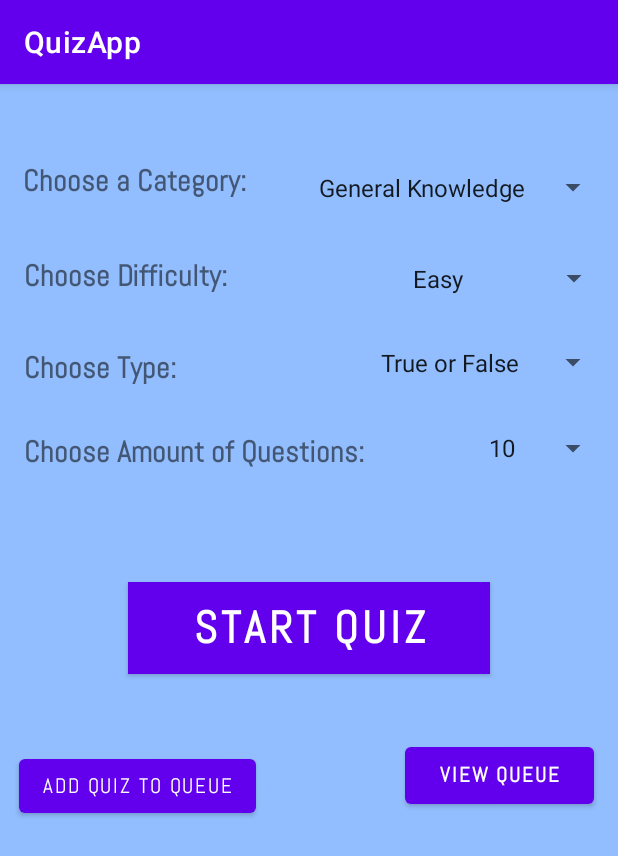
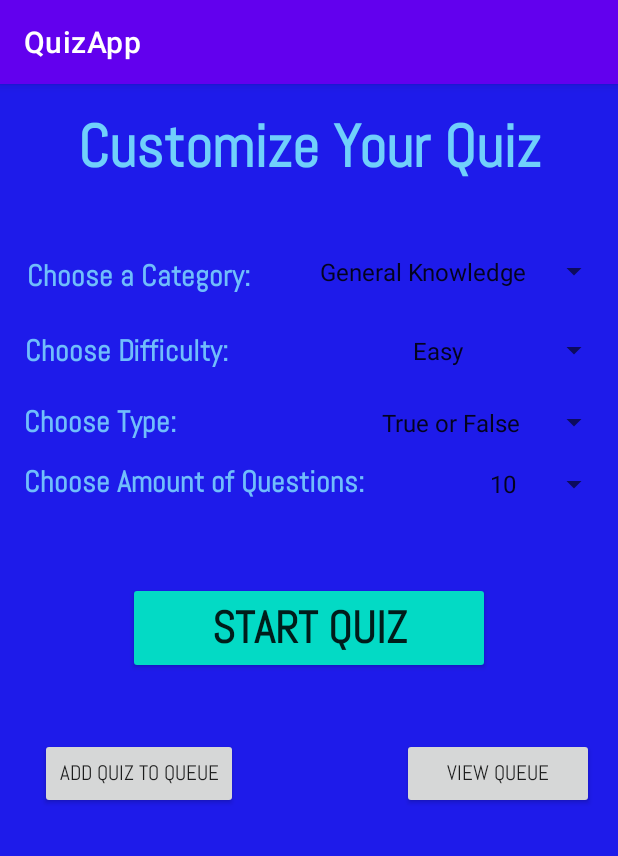
Before and after one commit to evericain01/AndroidApp, an Android app: the OptionsActivity screen opened directly, with no data from a screen before it, on a phone screen of 412 x 824 dp. Shown: the top 856 px of the screen. Run offline under Robolectric (Android 15) with nearby library versions, the phone set to English and light mode, and no system bars.

Commit message:
Did changes to the overall design

```diff
--- a/QuizApp/app/src/main/java/com/example/quizapp/OptionsActivity.java
+++ b/QuizApp/app/src/main/java/com/example/quizapp/OptionsActivity.java
@@ -14,6 +14,7 @@ public class OptionsActivity extends AppCompatActivity {
     DatabaseHelper db;
     Button startQuiz;
     Button addToQueue;
+    Button viewQueue;
 
     @Override
     protected void onCreate(Bundle savedInstanceState) {
@@ -23,6 +24,7 @@ public class OptionsActivity extends AppCompatActivity {
         db = new DatabaseHelper(this);
         startQuiz = findViewById(R.id.startQuizButton);
         addToQueue = findViewById(R.id.addToQueueButton);
+        viewQueue = findViewById(R.id.viewQueueButtonFromOptions);
 
         Spinner category = findViewById(R.id.chooseCategory);
         ArrayAdapter<CharSequence> adapter = ArrayAdapter.createFromResource(this, R.array.categories, android.R.layout.simple_spinner_item);
@@ -91,5 +93,20 @@ public class OptionsActivity extends AppCompatActivity {
             }
         });
 
+        viewQueue.setOnClickListener(new View.OnClickListener() {
+            @Override
+            public void onClick(View v) {
+                Intent intent = getIntent();
+                Bundle bundle = intent.getExtras();
+                String currentUserID = "";
+                if (bundle != null) {
+                    currentUserID = (String) bundle.get("USER_ID");
+                }
+                Intent goToViewQueue = new Intent(OptionsActivity.this, QueueActivity.class);
+                goToViewQueue.putExtra("USER_ID", currentUserID);
+                startActivity(goToViewQueue);
+            }
+        });
+
     }
 }
--- a/QuizApp/app/src/main/java/com/example/quizapp/QueueActivity.java
+++ b/QuizApp/app/src/main/java/com/example/quizapp/QueueActivity.java
@@ -51,12 +51,6 @@ public class QueueActivity extends AppCompatActivity {
                     }
                     quizzes = db.convertQueueTableToList(currentUserID);
 
-//                    for(int i=0;i<quizzes.size();i++){
-//                        System.out.println(quizzes.get(i));
-//                    }
-
-//                    System.out.println(quizzes.size());
-
                     runOnUiThread(new Runnable() {
                         public void run() {
                             swipeAdapter.setData(quizzes);
--- a/QuizApp/app/src/main/res/layout/activity_options.xml
+++ b/QuizApp/app/src/main/res/layout/activity_options.xml
@@ -4,20 +4,21 @@
     xmlns:tools="http://schemas.android.com/tools"
     android:layout_width="match_parent"
     android:layout_height="match_parent"
-    android:background="#92BEFF">
+    android:background="#1E1BEA">
 
     <TextView
         android:id="@+id/chooseCategoryTitleText"
-        android:layout_width="153dp"
-        android:layout_height="33dp"
-        android:layout_marginTop="48dp"
+        android:layout_width="152dp"
+        android:layout_height="31dp"
+        android:layout_marginTop="112dp"
         android:fontFamily="@font/abel_font"
         android:gravity="center"
         android:text="Choose a Category:"
+        android:textColor="#70BEFB"
         android:textSize="20sp"
         android:textStyle="bold"
         app:layout_constraintEnd_toEndOf="parent"
-        app:layout_constraintHorizontal_bias="0.05"
+        app:layout_constraintHorizontal_bias="0.061"
         app:layout_constraintStart_toStartOf="parent"
         app:layout_constraintTop_toTopOf="parent" />
 
@@ -25,26 +26,27 @@
         android:id="@+id/chooseCategory"
         android:layout_width="211dp"
         android:layout_height="26dp"
-        android:layout_marginTop="56dp"
+        android:layout_marginTop="112dp"
+        android:fontFamily="@font/abel_font"
         android:textAlignment="textEnd"
-        android:fontFamily="@font/abel_font"
         app:layout_constraintEnd_toEndOf="parent"
-        app:layout_constraintHorizontal_bias="0.969"
+        app:layout_constraintHorizontal_bias="0.975"
         app:layout_constraintStart_toStartOf="parent"
         app:layout_constraintTop_toTopOf="parent" />
 
     <TextView
         android:id="@+id/chooseDifficultyTitleText"
-        android:layout_width="141dp"
-        android:layout_height="32dp"
-        android:layout_marginTop="112dp"
+        android:layout_width="136dp"
+        android:layout_height="27dp"
+        android:layout_marginTop="164dp"
         android:fontFamily="@font/abel_font"
         android:gravity="center"
         android:text="Choose Difficulty:"
+        android:textColor="#70BEFB"
         android:textSize="20sp"
         android:textStyle="bold"
         app:layout_constraintEnd_toEndOf="parent"
-        app:layout_constraintHorizontal_bias="0.048"
+        app:layout_constraintHorizontal_bias="0.059"
         app:layout_constraintStart_toStartOf="parent"
         app:layout_constraintTop_toTopOf="parent" />
 
@@ -52,10 +54,10 @@
         android:id="@+id/chooseDifficulty"
         android:layout_width="139dp"
         android:layout_height="27dp"
-        android:layout_marginTop="116dp"
+        android:layout_marginTop="164dp"
         android:fontFamily="@font/abel_font"
         app:layout_constraintEnd_toEndOf="parent"
-        app:layout_constraintHorizontal_bias="0.98"
+        app:layout_constraintHorizontal_bias="0.981"
         app:layout_constraintStart_toStartOf="parent"
         app:layout_constraintTop_toTopOf="parent" />
 
@@ -63,10 +65,11 @@
         android:id="@+id/chooseTypeTitleText"
         android:layout_width="wrap_content"
         android:layout_height="wrap_content"
-        android:layout_marginTop="176dp"
+        android:layout_marginTop="212dp"
         android:fontFamily="@font/abel_font"
         android:gravity="center"
         android:text="Choose Type:"
+        android:textColor="#70BEFB"
         android:textSize="20sp"
         android:textStyle="bold"
         app:layout_constraintEnd_toEndOf="parent"
@@ -78,10 +81,10 @@
         android:id="@+id/chooseType"
         android:layout_width="160dp"
         android:layout_height="27dp"
-        android:layout_marginTop="172dp"
+        android:layout_marginTop="212dp"
         android:fontFamily="@font/abel_font"
         app:layout_constraintEnd_toEndOf="parent"
-        app:layout_constraintHorizontal_bias="0.976"
+        app:layout_constraintHorizontal_bias="0.98"
         app:layout_constraintStart_toStartOf="parent"
         app:layout_constraintTop_toTopOf="parent" />
 
@@ -89,10 +92,11 @@
         android:id="@+id/chooseAmountTitleText"
         android:layout_width="wrap_content"
         android:layout_height="wrap_content"
-        android:layout_marginTop="232dp"
+        android:layout_marginTop="252dp"
         android:fontFamily="@font/abel_font"
         android:gravity="center"
         android:text="Choose Amount of Questions:"
+        android:textColor="#70BEFB"
         android:textSize="20sp"
         android:textStyle="bold"
         app:layout_constraintEnd_toEndOf="parent"
@@ -104,32 +108,32 @@
         android:id="@+id/chooseAmount"
         android:layout_width="88dp"
         android:layout_height="29dp"
-        android:layout_marginTop="228dp"
+        android:layout_marginTop="252dp"
         android:fontFamily="@font/abel_font"
         app:layout_constraintEnd_toEndOf="parent"
-        app:layout_constraintHorizontal_bias="0.981"
+        app:layout_constraintHorizontal_bias="0.984"
         app:layout_constraintStart_toStartOf="parent"
         app:layout_constraintTop_toTopOf="parent" />
 
-    <Button
+    <androidx.appcompat.widget.AppCompatButton
         android:id="@+id/addToQueueButton"
-        android:layout_width="wrap_content"
-        android:layout_height="wrap_content"
-        android:layout_marginTop="444dp"
+        android:layout_width="132dp"
+        android:layout_height="47dp"
+        android:layout_marginTop="436dp"
         android:fontFamily="@font/abel_font"
         android:text="Add Quiz to Queue"
         app:layout_constraintEnd_toEndOf="parent"
-        app:layout_constraintHorizontal_bias="0.051"
+        app:layout_constraintHorizontal_bias="0.096"
         app:layout_constraintStart_toStartOf="parent"
         app:layout_constraintTop_toTopOf="parent" />
 
-    <com.google.android.material.button.MaterialButton
+    <androidx.appcompat.widget.AppCompatButton
         android:id="@+id/startQuizButton"
         android:layout_width="241dp"
         android:layout_height="61dp"
         android:layout_marginTop="332dp"
+        android:backgroundTint="@color/teal_200"
         android:fontFamily="@font/abel_font"
-        android:background="#7BEF1F"
         android:text="Start Quiz"
         android:textSize="30dp"
         android:textStyle="bold"
@@ -138,17 +142,30 @@
         app:layout_constraintStart_toStartOf="parent"
         app:layout_constraintTop_toTopOf="parent" />
 
-    <Button
+    <androidx.appcompat.widget.AppCompatButton
         android:id="@+id/viewQueueButtonFromOptions"
-        android:layout_width="126dp"
-        android:layout_height="50dp"
+        android:layout_width="128dp"
+        android:layout_height="47dp"
         android:layout_marginTop="436dp"
         android:fontFamily="@font/abel_font"
         android:text="View Queue"
-        android:textStyle="bold"
         app:layout_constraintEnd_toEndOf="parent"
         app:layout_constraintHorizontal_bias="0.943"
         app:layout_constraintStart_toStartOf="parent"
         app:layout_constraintTop_toTopOf="parent" />
 
+    <TextView
+        android:id="@+id/customizeQuizTitle"
+        android:layout_width="wrap_content"
+        android:layout_height="wrap_content"
+        android:layout_marginTop="16dp"
+        android:fontFamily="@font/abel_font"
+        android:text="Customize Your Quiz"
+        android:textColor="#70D0FB"
+        android:textSize="40sp"
+        android:textStyle="bold"
+        app:layout_constraintEnd_toEndOf="parent"
+        app:layout_constraintStart_toStartOf="parent"
+        app:layout_constraintTop_toTopOf="parent" />
+
 </androidx.constraintlayout.widget.ConstraintLayout>
```
Also changed, not shown: QuizApp/app/src/main/res/drawable/rounded_edittext.xml (added, +12 -0 lines), QuizApp/app/src/main/res/drawable/swipe_recycler_view_round_border.xml (added, +19 -0 lines), QuizApp/app/src/main/res/layout/activity_home_page.xml (+13 -7 lines), QuizApp/app/src/main/res/layout/activity_login.xml (+11 -7 lines), QuizApp/app/src/main/res/layout/activity_profile_creation.xml (+10 -5 lines), QuizApp/app/src/main/res/layout/activity_queue.xml (+11 -6 lines), QuizApp/app/src/main/res/layout/activity_registration.xml (+18 -12 lines), QuizApp/app/src/main/res/layout/recycler_view_list.xml (+32 -27 lines).
